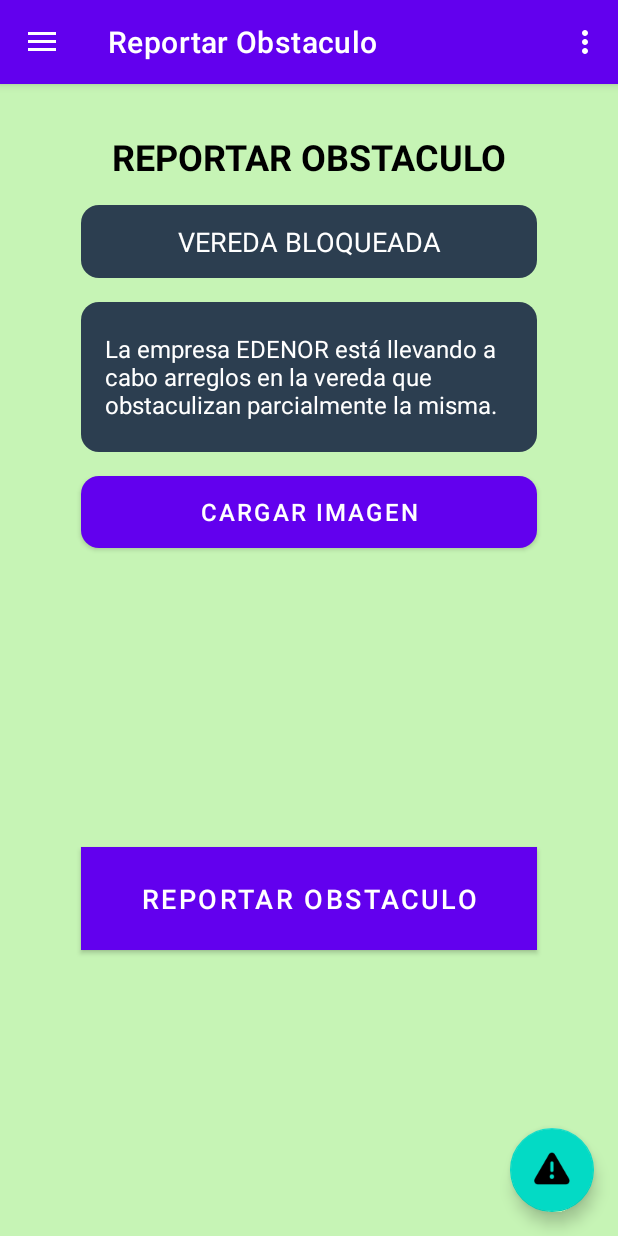
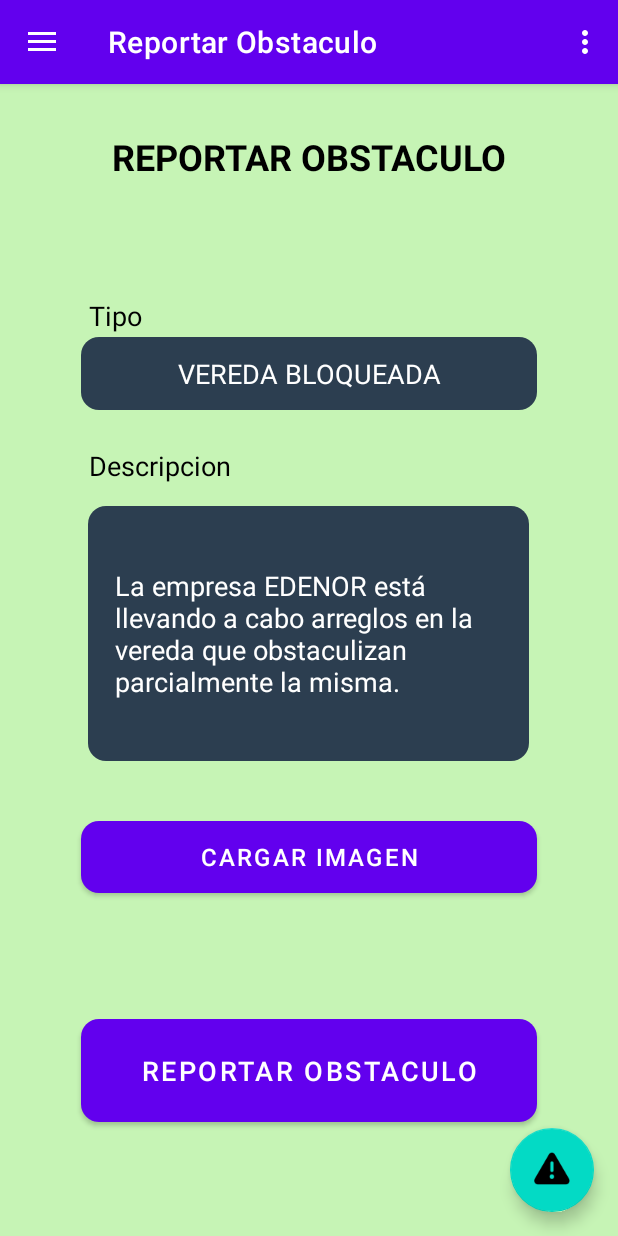
Before and after one commit to GabrielV6/SenderosSeguros, an Android app: the screen it shows after launch (MainActivity), in the side drawer, after a tap on "Reportar Obstaculo", on a phone screen of 412 x 824 dp. Run offline under Robolectric (Android 15) with nearby library versions, the light colour scheme and no system bars; our stand-ins replace navigation-ui.

Commit message:
Se modifican estilos de Repotar Obstaculo

```diff
--- a/app/src/main/res/drawable/side_nav_bar.xml
+++ b/app/src/main/res/drawable/rounded_button.xml
@@ -1,9 +1,10 @@
-<shape xmlns:android="http://schemas.android.com/apk/res/android"
-    android:shape="rectangle">
-    <gradient
-        android:angle="135"
-        android:centerColor="#009688"
-        android:endColor="#00695C"
-        android:startColor="#4DB6AC"
-        android:type="linear" />
+<?xml version="1.0" encoding="utf-8"?>
+<shape xmlns:android="http://schemas.android.com/apk/res/android">
+    <solid android:color="@color/pink" />
+    <corners android:radius="16dp" />
+    <padding
+        android:left="16dp"
+        android:right="16dp"
+        android:top="8dp"
+        android:bottom="8dp" />
 </shape>
--- a/app/src/main/res/layout/fragment_reportar.xml
+++ b/app/src/main/res/layout/fragment_reportar.xml
@@ -1,5 +1,6 @@
 <androidx.constraintlayout.widget.ConstraintLayout xmlns:android="http://schemas.android.com/apk/res/android"
     xmlns:app="http://schemas.android.com/apk/res-auto"
+    xmlns:tools="http://schemas.android.com/tools"
     android:layout_width="match_parent"
     android:layout_height="match_parent"
     android:background="#C6F4B5"
@@ -21,51 +22,77 @@
         app:layout_constraintEnd_toEndOf="parent" />
 
     <TextView
+        android:id="@+id/subtitle_tipo"
+        android:layout_width="wrap_content"
+        android:layout_height="wrap_content"
+        android:text="Tipo"
+        android:textColor="@color/black"
+        android:textSize="18sp"
+        app:layout_constraintStart_toStartOf="parent"
+        app:layout_constraintTop_toTopOf="parent"
+        android:layout_marginStart="43dp"
+        android:layout_marginTop="126dp" />
+
+    <TextView
+        android:id="@+id/subtitle_descripcion"
+        android:layout_width="wrap_content"
+        android:layout_height="wrap_content"
+        android:text="Descripcion"
+        android:textColor="@color/black"
+        android:textSize="18sp"
+        app:layout_constraintStart_toStartOf="parent"
+        app:layout_constraintTop_toTopOf="parent"
+        android:layout_marginStart="43dp"
+        android:layout_marginTop="226dp" />
+
+
+    <TextView
         android:id="@+id/type_spinner"
         android:layout_width="0dp"
         android:layout_height="wrap_content"
+        android:layout_marginTop="104dp"
+        android:background="@drawable/custom_button_background"
+        android:gravity="center"
+        android:padding="12dp"
         android:text="VEREDA BLOQUEADA"
-        android:gravity="center"
+        android:textColor="@color/white"
         android:textSize="18sp"
-        android:padding="12dp"
-        android:textColor="@color/white"
-        android:background="@drawable/custom_button_background"
+        app:layout_constraintEnd_toEndOf="parent"
+        app:layout_constraintStart_toStartOf="parent"
         app:layout_constraintTop_toBottomOf="@id/title_reportar"
-        app:layout_constraintStart_toStartOf="parent"
-        app:layout_constraintEnd_toEndOf="parent"
-        app:layout_constraintWidth_percent="0.8"
-        android:layout_marginTop="16dp" />
+        app:layout_constraintWidth_percent="0.8" />
 
     <EditText
         android:id="@+id/description_edit_text"
-        android:layout_width="0dp"
-        android:layout_height="wrap_content"
+        android:layout_width="294dp"
+        android:layout_height="170dp"
+        android:layout_marginTop="64dp"
+        android:background="@drawable/custom_button_background"
         android:hint="Descripción"
+        android:minHeight="100dp"
+        android:padding="18dp"
         android:text="La empresa EDENOR está llevando a cabo arreglos en la vereda que obstaculizan parcialmente la misma."
-        android:textSize="16sp"
-        android:minHeight="100dp"
         android:textColor="@color/white"
-        android:background="@drawable/custom_button_background"
-        android:padding="16dp"
+        android:textSize="18sp"
+        app:layout_constraintEnd_toEndOf="parent"
+        app:layout_constraintHorizontal_bias="0.494"
+        app:layout_constraintStart_toStartOf="parent"
         app:layout_constraintTop_toBottomOf="@id/type_spinner"
-        app:layout_constraintStart_toStartOf="parent"
-        app:layout_constraintEnd_toEndOf="parent"
-        app:layout_constraintWidth_percent="0.8"
-        android:layout_marginTop="16dp" />
+        app:layout_constraintWidth_percent="0.8" />
 
     <Button
         android:id="@+id/upload_image_button"
         android:layout_width="0dp"
         android:layout_height="wrap_content"
+        android:layout_marginTop="40dp"
+        android:background="@drawable/custom_button_background"
         android:text="Cargar Imagen"
+        android:textColor="@color/white"
         android:textSize="16sp"
-        android:background="@drawable/custom_button_background"
-        android:textColor="@color/white"
+        app:layout_constraintEnd_toEndOf="parent"
+        app:layout_constraintStart_toStartOf="parent"
         app:layout_constraintTop_toBottomOf="@id/description_edit_text"
-        app:layout_constraintStart_toStartOf="parent"
-        app:layout_constraintEnd_toEndOf="parent"
-        app:layout_constraintWidth_percent="0.8"
-        android:layout_marginTop="16dp" />
+        app:layout_constraintWidth_percent="0.8" />
 
     <Button
         android:id="@+id/report_button"
@@ -73,7 +100,7 @@
         android:layout_height="wrap_content"
         android:text="REPORTAR OBSTACULO"
         android:textSize="18sp"
-        android:background="@color/purple_500"
+        android:background="@drawable/custom_button_background"
         android:textColor="@color/white"
         android:padding="16dp"
         app:layout_constraintTop_toBottomOf="@id/upload_image_button"
--- a/app/src/main/res/values/colors.xml
+++ b/app/src/main/res/values/colors.xml
@@ -5,11 +5,12 @@
     <color name="purple_700">#FF3700B3</color>
     <color name="teal_200">#FF03DAC5</color>
     <color name="teal_700">#FF018786</color>
+    <color name="pink">#F95959</color>
     <color name="black">#FF000000</color>
     <color name="white">#FFFFFFFF</color>
     <color name="light_blue_600">#FF039BE5</color>
     <color name="light_blue_900">#FF01579B</color>
     <color name="light_blue_A200">#FF40C4FF</color>
     <color name="light_blue_A400">#FF00B0FF</color>
-    <color name="black_overlay">#66000000</color>
+    <color name="black_overlay">#233142</color>
 </resources>
```
